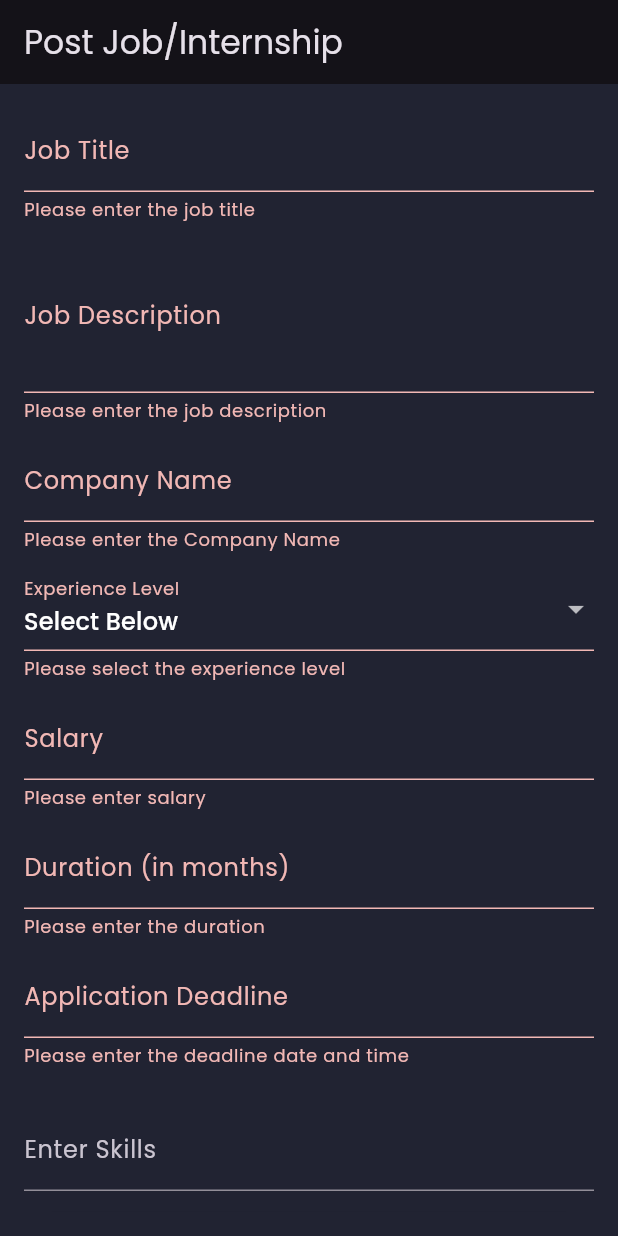
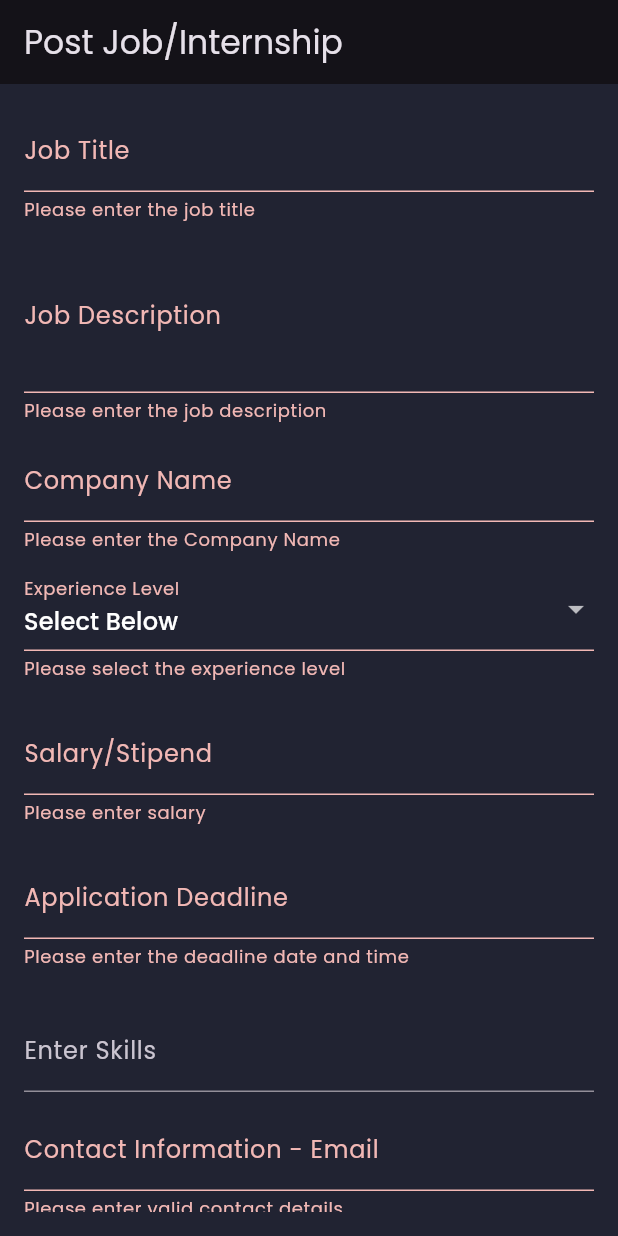
Before and after one commit to Vaibhavyadav350/kiitcorridor, a Flutter app: the Posting screen opened directly, after a tap on "Submit", on a phone screen of 412 x 824 dp. Run offline on Flutter 3.47's test engine with Material 3 defaults, Android fonts, the phone set to English and light mode, and no system bars; our stand-ins replace cloud_firestore, firebase_auth, firebase_core, flutter_svg, google_fonts; accounts and stored records are empty.

Commit message:
Update Postings.dart
Added Conditional Visibility Fields

```diff
--- a/lib/screens/postings.dart
+++ b/lib/screens/postings.dart
@@ -10,6 +10,8 @@ class Posting extends StatefulWidget {
 }
 
 class _PostingState extends State<Posting> {
+  bool BTechPass = false;
+  bool MTechPass = false;
 
   final GlobalKey<FormState> _formKey = GlobalKey<FormState>();
   TextEditingController _jobTitleController = TextEditingController();
@@ -25,10 +27,15 @@ class _PostingState extends State<Posting> {
   TextEditingController _educationRequirementsController =
       TextEditingController();
   TextEditingController _companyCultureController = TextEditingController();
-  TextEditingController _contactInformationController = TextEditingController();
+  TextEditingController _contactInformationPhoneController =
+      TextEditingController();
+  TextEditingController _contactInformationEmailController =
+      TextEditingController();
   TextEditingController _experienceLevelController = TextEditingController();
+
   List<String> _skillsTags = [];
   String _selectedExperienceLevel = "Select Below";
+  String _internshipType = "Select Below";
 
   Future<void> _submitForm() async {
     if (_formKey.currentState!.validate()) {
@@ -45,8 +52,10 @@ class _PostingState extends State<Posting> {
         'salary': _salaryController.text,
         'educationRequirements': _educationRequirementsController.text,
         'companyCulture': _companyCultureController.text,
-        'contactInformation': _contactInformationController.text,
+        'contactInformation_Email': _contactInformationEmailController.text,
+        'contactInformation_Phone': _contactInformationPhoneController.text,
         'experienceLevel': _selectedExperienceLevel,
+        'internshipType': _internshipType,
       });
       _jobTitleController.clear();
       _jobDescriptionController.clear();
@@ -59,7 +68,8 @@ class _PostingState extends State<Posting> {
       _salaryController.clear();
       _educationRequirementsController.clear();
       _companyCultureController.clear();
-      _contactInformationController.clear();
+      _contactInformationEmailController.clear();
+      _contactInformationPhoneController.clear();
       setState(() {
         _selectedExperienceLevel = "Select Below";
       });
@@ -135,9 +145,40 @@ class _PostingState extends State<Posting> {
                 },
               ),
               SizedBox(height: 10),
+              Visibility(
+                visible: _selectedExperienceLevel == "Intern",
+                child: DropdownButtonFormField<String>(
+                  value: _internshipType,
+                  onChanged: (newValue) {
+                    setState(() {
+                      _internshipType = newValue!;
+                    });
+                  },
+                  items: [
+                    'Select Below',
+                    'Summer',
+                    'Winter',
+                    'Yearlong',
+                    'Training Program'
+                  ].map<DropdownMenuItem<String>>((String value) {
+                    return DropdownMenuItem<String>(
+                      value: value,
+                      child: Text(value),
+                    );
+                  }).toList(),
+                  decoration: InputDecoration(labelText: 'Internship Type'),
+                  validator: (value) {
+                    if (value == 'Select Below') {
+                      return 'Please select the type of internship';
+                    }
+                    return null;
+                  },
+                ),
+              ),
+              SizedBox(height: 10),
               TextFormField(
                 controller: _salaryController,
-                decoration: InputDecoration(labelText: 'Salary'),
+                decoration: InputDecoration(labelText: 'Salary/Stipend'),
                 validator: (value) {
                   if (value!.isEmpty) {
                     return 'Please enter salary';
@@ -146,15 +187,19 @@ class _PostingState extends State<Posting> {
                 },
               ),
               SizedBox(height: 10),
-              TextFormField(
+              Visibility(
+                visible: _selectedExperienceLevel == 'Intern',
+                child: TextFormField(
                   controller: _durationController,
-                decoration: InputDecoration(labelText: 'Duration (in months)'),
+                  decoration:
+                      InputDecoration(labelText: 'Duration (in months)'),
                   validator: (value) {
                     if (value!.isEmpty) {
                       return 'Please enter the duration';
                     }
                     return null;
                   },
+                ),
               ),
               SizedBox(height: 10),
               TextFormField(
@@ -220,6 +265,72 @@ class _PostingState extends State<Posting> {
                 },
               ),
               SizedBox(height: 10),
+              TextFormField(
+                controller: _contactInformationEmailController,
+                decoration:
+                    InputDecoration(labelText: 'Contact Information - Email'),
+                validator: (value) {
+                  if (value!.isEmpty) {
+                    return 'Please enter valid contact details';
+                  }
+                  RegExp emailRegExp =
+                      RegExp(r'^[\w-\.]+@([\w-]+\.)+[\w-]{2,4}$');
+                  if (!emailRegExp.hasMatch(value)) {
+                    return 'Please enter a valid email address';
+                  }
+                  return null;
+                },
+              ),
+              SizedBox(height: 10),
+              TextFormField(
+                controller: _contactInformationPhoneController,
+                decoration:
+                    InputDecoration(labelText: 'Contact Information - Phone'),
+                validator: (value) {
+                  if (value!.isEmpty) {
+                    return 'Please enter valid contact details';
+                  }
+                  RegExp phoneRegExp = RegExp(r'^[0-9]{10}$');
+                  if (!phoneRegExp.hasMatch(value)) {
+                    return 'Please enter a valid phone number';
+                  }
+                  return null;
+                },
+              ),
+
+              // PopupMenuButton(
+              //   child: Text(
+              //     "Select Eligibilty",
+              //     style: TextStyle(fontSize: 20),
+              //   ), // Display the text as the button
+              //   itemBuilder: (context) => [
+              //     PopupMenuItem(
+              //       child: CheckboxListTile(
+              //         title: Text('BTech Candidates'),
+              //         value: BTechPass,
+              //         onChanged: (value) {
+              //           setState(() {
+              //             BTechPass = value ?? false;
+              //           });
+              //         },
+              //       ),
+              //     ),
+              //     PopupMenuItem(
+              //       child: CheckboxListTile(
+              //         title: Text('MTech Candidates'),
+              //         value: MTechPass,
+              //         onChanged: (value) {
+              //           setState(() {
+              //             MTechPass = value ?? false;
+              //           });
+              //         },
+              //       ),
+              //     ),
+              //   ],
+              // ),
+              SizedBox(
+                height: 10,
+              ),
               ElevatedButton(
                 onPressed: _submitForm,
                 child: Text('Submit'),
```
Lines whose indentation alone changed are shown as unchanged.
